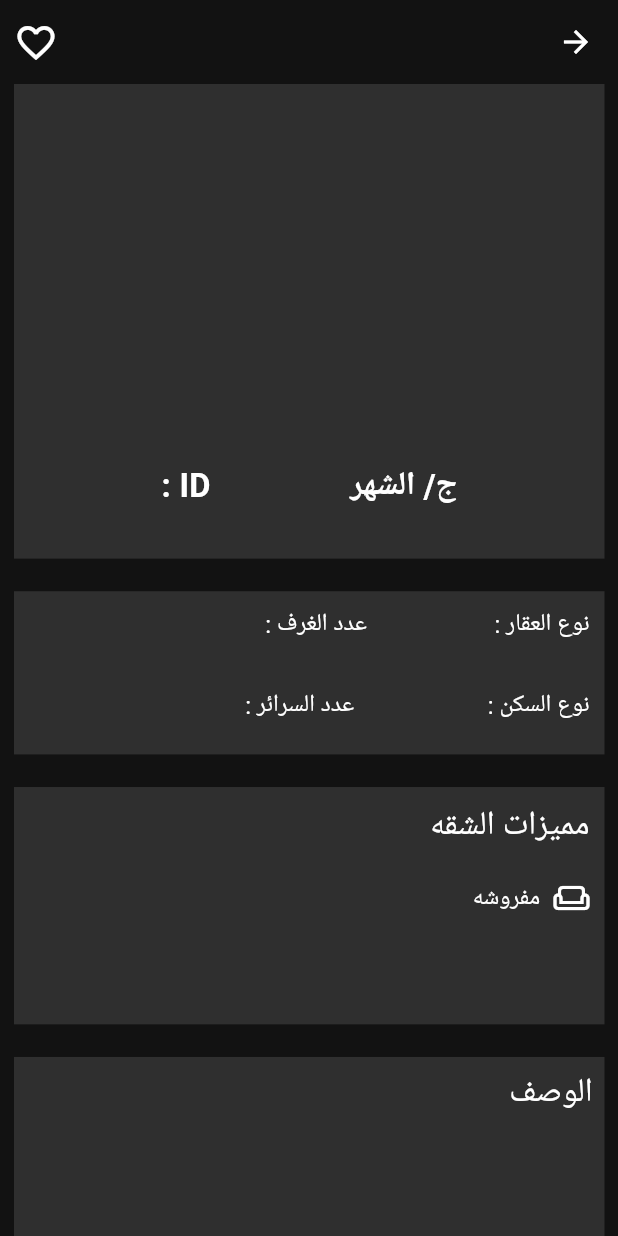
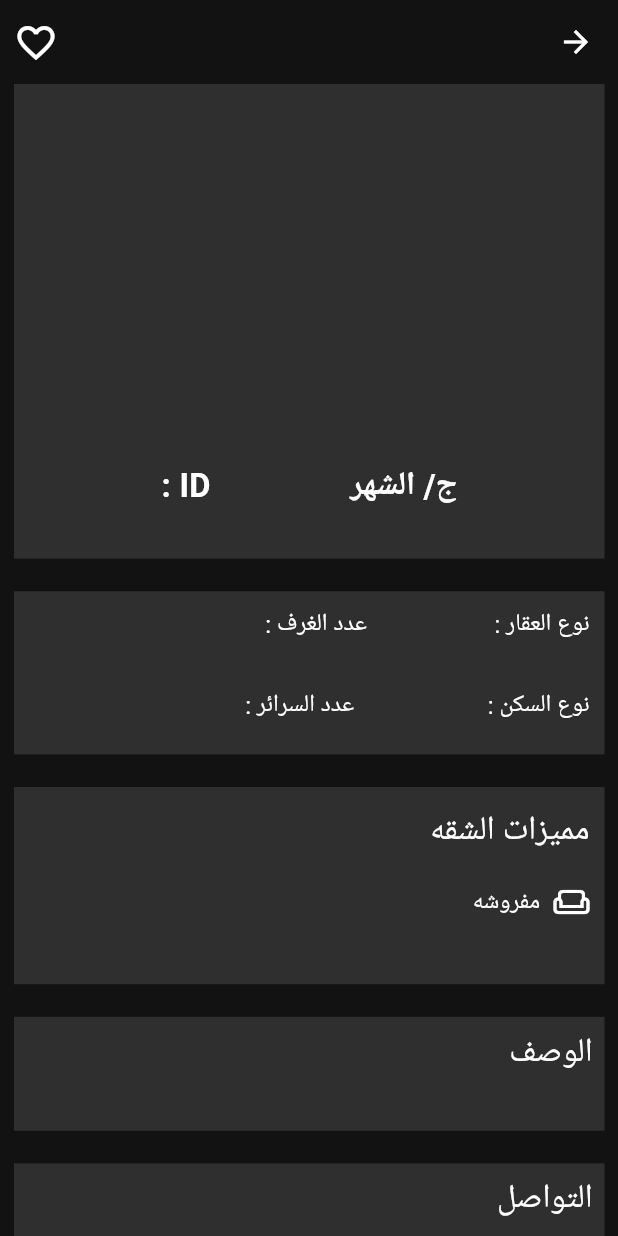
Before and after one commit to aymanaboelela/House_App, a Flutter app: the CustomProduct widget shown alone on an empty page, opened directly with empty values, after a tap on "ج/ الشهر", on a phone screen of 412 x 824 dp. Run offline on Flutter 3.47's test engine with Material 3 defaults, Android fonts, the phone set to English and light mode, and no system bars; drawn by our look-alikes of carousel_slider; our stand-ins replace awesome_dialog, bloc, cached_network_image, cloud_firestore, concentric_transition, curved_navigation_bar and 10 more; accounts and stored records are empty; Roboto replaces fonts that are missing (Cairo).

Commit message:
handling responsive in  ui

```diff
--- a/lib/Features/home/Presentation/widgets/costom_prodact.dart
+++ b/lib/Features/home/Presentation/widgets/costom_prodact.dart
@@ -69,13 +69,17 @@ class _CustomProductState extends State<CustomProduct> {
                           fontWeight: FontWeight.bold,
                         ),
                       ),
-                      const SizeVertical(value: 0.5),
-                      Text(
-                        widget.data.description,
-                        style: GoogleFonts.mirza(
-                          fontSize: 18,
+                      const SizeVertical(value: 0.6),
+                      Padding(
+                        padding: const EdgeInsets.only(left: 40),
+                        child: Text(
+                          widget.data.description,
+                          style: GoogleFonts.vazirmatn(
+                            fontSize: 17,
+                          ),
+                          maxLines: 1,
+                          overflow: TextOverflow.ellipsis,
                         ),
-                        maxLines: 1,
                       ),
                       const SizeVertical(value: 2),
                       const Divider(
--- a/lib/Features/navbar/presentation/views/nave_home_bar.dart
+++ b/lib/Features/navbar/presentation/views/nave_home_bar.dart
@@ -14,7 +14,7 @@ List screens = [
   HomeView(),
   FavoriteProductsView(),
   const LocationView()
-]; // the screens
+];
 
 int curantIndex = 0;
 
--- a/lib/Features/product/presentation/widgets/custom_product_details2.dart
+++ b/lib/Features/product/presentation/widgets/custom_product_details2.dart
@@ -18,13 +18,13 @@ class CustomProductDetails2 extends StatelessWidget {
   @override
   Widget build(BuildContext context) {
     return Container(
-      height: SizeConfig.defaultSize! * 16,
+      // height: SizeConfig.defaultSize! * 17,
       width: double.infinity,
       decoration: const BoxDecoration(
         color: Colors.white12,
       ),
       child: Padding(
-        padding: const EdgeInsets.symmetric(horizontal: 10, vertical: 10),
+        padding: const EdgeInsets.symmetric(horizontal: 10, vertical: 13),
         child: Center(
           child: Column(
             mainAxisAlignment: MainAxisAlignment.start,
@@ -50,7 +50,7 @@ class CustomProductDetails2 extends StatelessWidget {
                       ? Row(
                           children: [
                             const Icon(Icons.wifi),
-                            const SizedBox(width: 8),
+                            SizeVertical(value: 2),
                             Text(
                               'Wi-Fi',
                               style: GoogleFonts.cairo(
--- a/lib/Features/product/presentation/widgets/customproductdescription.dart
+++ b/lib/Features/product/presentation/widgets/customproductdescription.dart
@@ -9,7 +9,6 @@ class CoustomProductDescription extends StatelessWidget {
   @override
   Widget build(BuildContext context) {
     return Container(
-      height: SizeConfig.defaultSize! * 16,
       width: double.infinity,
       decoration: const BoxDecoration(
         color: Colors.white12,
```
